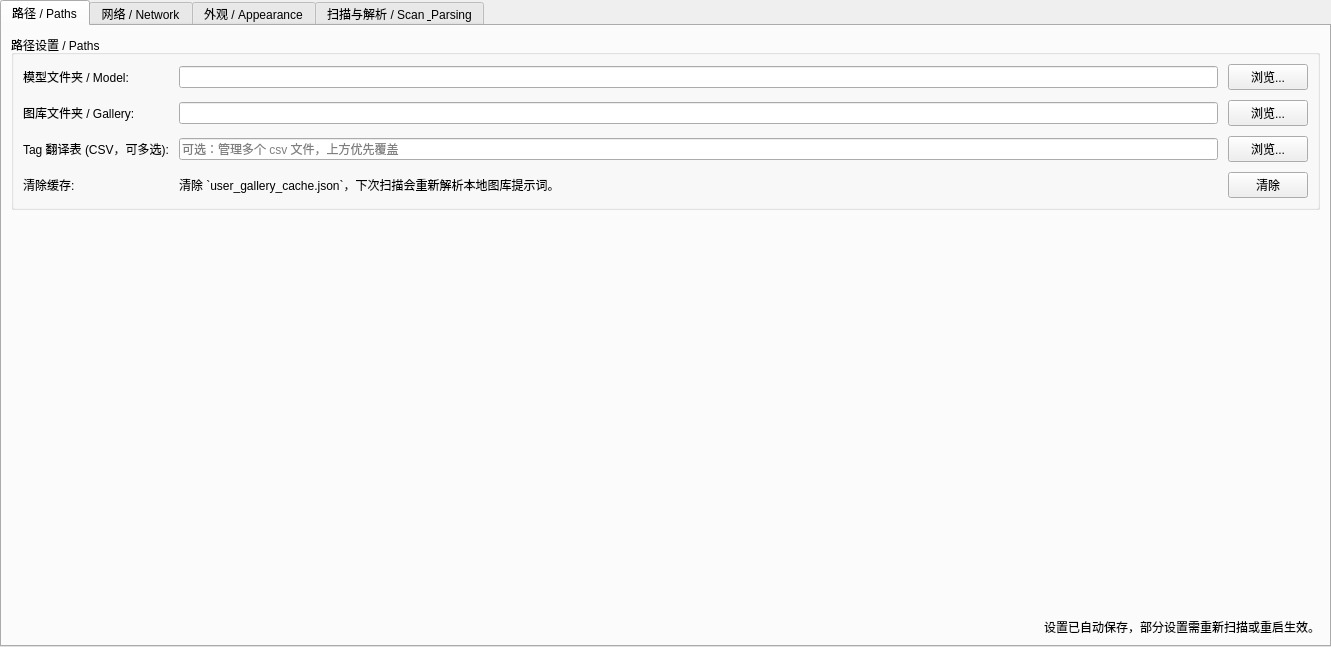
Above: pages/settingspage.ui from hanbinhsh/SD-LoRA-Manager before the change. Below: the same form after it.
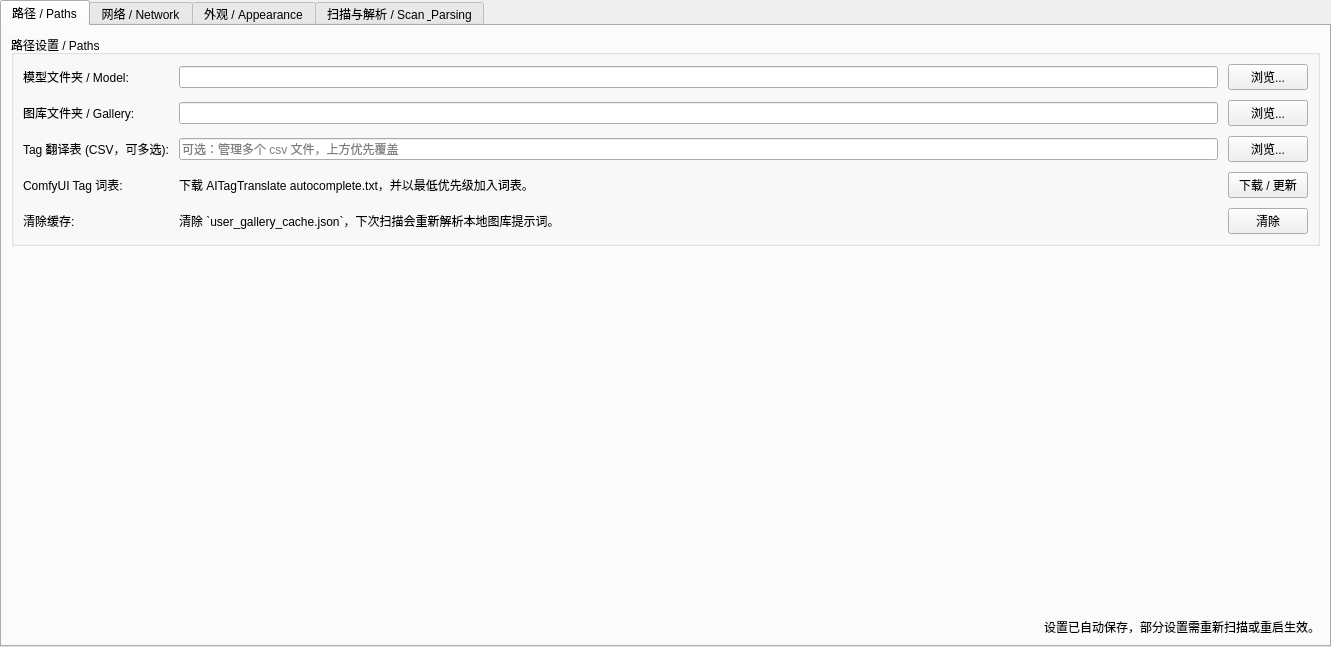
That is the form after the change.

What changed in the file:
```diff
--- a/pages/settingspage.ui
+++ b/pages/settingspage.ui
@@ -121,13 +121,43 @@
            </widget>
           </item>
           <item row="3" column="0">
+           <widget class="QLabel" name="lblAiTagTranslate">
+            <property name="text">
+             <string>ComfyUI Tag 词表:</string>
+            </property>
+           </widget>
+          </item>
+          <item row="3" column="1">
+           <widget class="QLabel" name="lblAiTagTranslateStatus">
+            <property name="text">
+             <string>下载 AITagTranslate autocomplete.txt，并以最低优先级加入词表。</string>
+            </property>
+            <property name="wordWrap">
+             <bool>true</bool>
+            </property>
+           </widget>
+          </item>
+          <item row="3" column="2">
+           <widget class="QPushButton" name="btnDownloadAiTagTranslate">
+            <property name="cursor">
+             <cursorShape>PointingHandCursor</cursorShape>
+            </property>
+            <property name="toolTip">
+             <string>从 AITagTranslate 下载 autocomplete.txt，自动启用并放到词表列表底部。</string>
+            </property>
+            <property name="text">
+             <string>下载 / 更新</string>
+            </property>
+           </widget>
+          </item>
+          <item row="4" column="0">
            <widget class="QLabel" name="lblSetTrans_2">
             <property name="text">
              <string>清除缓存:</string>
             </property>
            </widget>
           </item>
-          <item row="3" column="1">
+          <item row="4" column="1">
            <widget class="QLabel" name="lblGalleryCacheHint">
             <property name="text">
              <string>清除 `user_gallery_cache.json`，下次扫描会重新解析本地图库提示词。</string>
@@ -137,7 +167,7 @@
             </property>
            </widget>
           </item>
-          <item row="3" column="2">
+          <item row="4" column="2">
            <widget class="QPushButton" name="btnClearGalleryCache">
             <property name="cursor">
              <cursorShape>PointingHandCursor</cursorShape>
```
